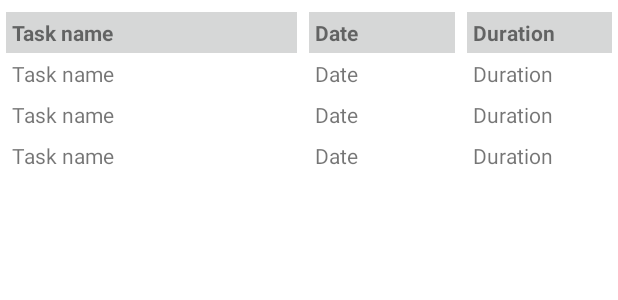
After one commit to sebasorozco101596/Task_Timer, an Android app: the layout task_durations.xml on its own in the app's theme, with its tools: preview values and no code run, on a phone screen of 412 x 824 dp. The commit adds this screen. Shown: the top 300 px of the screen. Run offline under Robolectric (Android 15) with nearby library versions, the phone set to English and light mode, and no system bars.

Commit message:
Testing of data base upgrade realized and view of the task durations created in landscape and portrait

```diff
--- /dev/null
+++ b/app/src/main/res/layout-land/task_duration_items.xml
@@ -0,0 +1,64 @@
+<?xml version="1.0" encoding="utf-8"?>
+<androidx.constraintlayout.widget.ConstraintLayout xmlns:android="http://schemas.android.com/apk/res/android"
+    xmlns:app="http://schemas.android.com/apk/res-auto"
+    xmlns:tools="http://schemas.android.com/tools"
+    android:layout_width="match_parent"
+    android:layout_height="wrap_content"
+    tools:showIn="@layout/task_durations">
+
+    <TextView
+        android:id="@+id/tdName"
+        android:layout_width="0dp"
+        android:layout_height="wrap_content"
+        android:layout_marginStart="4dp"
+        android:layout_marginEnd="4dp"
+        android:padding="4dp"
+        app:layout_constraintEnd_toStartOf="@+id/tdDescription"
+        app:layout_constraintHorizontal_bias="0.5"
+        app:layout_constraintHorizontal_chainStyle="spread"
+        app:layout_constraintHorizontal_weight="2"
+        app:layout_constraintStart_toStartOf="parent"
+        app:layout_constraintTop_toTopOf="parent"
+        tools:text="@string/td_text_name" />
+
+    <TextView
+        android:id="@+id/tdDescription"
+        android:layout_width="0dp"
+        android:layout_height="wrap_content"
+        android:layout_marginStart="4dp"
+        android:layout_marginEnd="4dp"
+        android:padding="4dp"
+        android:text="@string/td_text_description"
+        app:layout_constraintBaseline_toBaselineOf="@+id/tdName"
+        app:layout_constraintEnd_toStartOf="@+id/tdStart"
+        app:layout_constraintHorizontal_weight="2"
+        app:layout_constraintStart_toEndOf="@+id/tdName" />
+
+    <TextView
+        android:id="@+id/tdStart"
+        android:layout_width="0dp"
+        android:layout_height="wrap_content"
+        android:layout_marginStart="4dp"
+        android:layout_marginEnd="4dp"
+        android:padding="4dp"
+        app:layout_constraintBaseline_toBaselineOf="@+id/tdName"
+        app:layout_constraintEnd_toStartOf="@+id/tdDuration"
+        app:layout_constraintHorizontal_bias="0.5"
+        app:layout_constraintHorizontal_weight="1"
+        app:layout_constraintStart_toEndOf="@+id/tdDescription"
+        tools:text="@string/td_text_date" />
+
+    <TextView
+        android:id="@+id/tdDuration"
+        android:layout_width="0dp"
+        android:layout_height="wrap_content"
+        android:layout_marginStart="4dp"
+        android:layout_marginEnd="4dp"
+        android:padding="4dp"
+        app:layout_constraintBaseline_toBaselineOf="@+id/tdStart"
+        app:layout_constraintEnd_toEndOf="parent"
+        app:layout_constraintHorizontal_bias="0.5"
+        app:layout_constraintHorizontal_weight="1"
+        app:layout_constraintStart_toEndOf="@+id/tdStart"
+        tools:text="@string/td_text_duration" />
+</androidx.constraintlayout.widget.ConstraintLayout>
--- /dev/null
+++ b/app/src/main/res/layout-land/task_durations.xml
@@ -0,0 +1,89 @@
+<?xml version="1.0" encoding="utf-8"?>
+<androidx.constraintlayout.widget.ConstraintLayout xmlns:android="http://schemas.android.com/apk/res/android"
+    xmlns:app="http://schemas.android.com/apk/res-auto"
+    xmlns:tools="http://schemas.android.com/tools"
+    android:layout_width="match_parent"
+    android:layout_height="match_parent"
+    app:layout_behavior="@string/appbar_scrolling_view_behavior">
+
+    <TextView
+        android:id="@+id/tdNameHeading"
+        android:layout_width="0dp"
+        android:layout_height="wrap_content"
+        android:layout_marginStart="4dp"
+        android:layout_marginTop="8dp"
+        android:layout_marginEnd="4dp"
+        android:background="?attr/colorButtonNormal"
+        android:padding="4dp"
+        android:text="@string/td_text_name"
+        android:textAlignment="viewStart"
+        android:textStyle="bold"
+        app:layout_constraintEnd_toStartOf="@+id/tdDescriptionHeading"
+        app:layout_constraintHorizontal_bias="0.5"
+        app:layout_constraintHorizontal_chainStyle="spread"
+        app:layout_constraintHorizontal_weight="2"
+        app:layout_constraintStart_toStartOf="parent"
+        app:layout_constraintTop_toTopOf="parent" />
+
+    <TextView
+        android:id="@+id/tdDescriptionHeading"
+        android:layout_width="0dp"
+        android:layout_height="wrap_content"
+        android:layout_marginStart="4dp"
+        android:layout_marginEnd="4dp"
+        android:background="?attr/colorButtonNormal"
+        android:padding="4dp"
+        android:text="@string/td_text_description"
+        android:textAlignment="viewStart"
+        android:textStyle="bold"
+        app:layout_constraintBaseline_toBaselineOf="@+id/tdNameHeading"
+        app:layout_constraintEnd_toStartOf="@+id/tdStartHeading"
+        app:layout_constraintHorizontal_weight="2"
+        app:layout_constraintStart_toEndOf="@+id/tdNameHeading" />
+
+    <TextView
+        android:id="@+id/tdStartHeading"
+        android:layout_width="0dp"
+        android:layout_height="wrap_content"
+        android:layout_marginStart="4dp"
+        android:layout_marginEnd="4dp"
+        android:background="?attr/colorButtonNormal"
+        android:padding="4dp"
+        android:text="@string/td_text_date"
+        android:textAlignment="viewStart"
+        android:textStyle="bold"
+        app:layout_constraintBaseline_toBaselineOf="@+id/tdNameHeading"
+        app:layout_constraintEnd_toStartOf="@+id/tdDurationHeading"
+        app:layout_constraintHorizontal_bias="0.5"
+        app:layout_constraintHorizontal_weight="1"
+        app:layout_constraintStart_toEndOf="@+id/tdDescriptionHeading" />
+
+    <TextView
+        android:id="@+id/tdDurationHeading"
+        android:layout_width="0dp"
+        android:layout_height="wrap_content"
+        android:layout_marginStart="4dp"
+        android:layout_marginEnd="4dp"
+        android:background="?attr/colorButtonNormal"
+        android:padding="4dp"
+        android:text="@string/td_text_duration"
+        android:textAlignment="viewStart"
+        android:textStyle="bold"
+        app:layout_constraintBaseline_toBaselineOf="@+id/tdStartHeading"
+        app:layout_constraintEnd_toEndOf="parent"
+        app:layout_constraintHorizontal_bias="0.5"
+        app:layout_constraintHorizontal_weight="1"
+        app:layout_constraintStart_toEndOf="@+id/tdStartHeading" />
+
+    <androidx.recyclerview.widget.RecyclerView
+        android:id="@+id/tdList"
+        android:layout_width="0dp"
+        android:layout_height="0dp"
+        android:layout_marginBottom="8dp"
+        android:scrollbars="vertical"
+        app:layout_constraintBottom_toBottomOf="parent"
+        app:layout_constraintEnd_toEndOf="parent"
+        app:layout_constraintStart_toStartOf="parent"
+        app:layout_constraintTop_toBottomOf="@id/tdNameHeading"
+        tools:listitem="@layout/task_duration_items" />
+</androidx.constraintlayout.widget.ConstraintLayout>
--- /dev/null
+++ b/app/src/main/res/layout/task_duration_items.xml
@@ -0,0 +1,51 @@
+<?xml version="1.0" encoding="utf-8"?>
+<androidx.constraintlayout.widget.ConstraintLayout xmlns:android="http://schemas.android.com/apk/res/android"
+    xmlns:app="http://schemas.android.com/apk/res-auto"
+    xmlns:tools="http://schemas.android.com/tools"
+    android:layout_width="match_parent"
+    android:layout_height="wrap_content"
+    tools:showIn="@layout/task_durations">
+
+    <TextView
+        android:id="@+id/tdName"
+        android:layout_width="0dp"
+        android:layout_height="wrap_content"
+        android:layout_marginStart="4dp"
+        android:layout_marginEnd="4dp"
+        android:padding="4dp"
+        app:layout_constraintEnd_toStartOf="@+id/tdStart"
+        app:layout_constraintHorizontal_bias="0.5"
+        app:layout_constraintHorizontal_chainStyle="spread"
+        app:layout_constraintHorizontal_weight="2"
+        app:layout_constraintStart_toStartOf="parent"
+        app:layout_constraintTop_toTopOf="parent"
+        tools:text="@string/td_text_name" />
+
+    <TextView
+        android:id="@+id/tdStart"
+        android:layout_width="0dp"
+        android:layout_height="wrap_content"
+        android:layout_marginStart="4dp"
+        android:layout_marginEnd="4dp"
+        android:padding="4dp"
+        app:layout_constraintBaseline_toBaselineOf="@+id/tdName"
+        app:layout_constraintEnd_toStartOf="@+id/tdDuration"
+        app:layout_constraintHorizontal_bias="0.5"
+        app:layout_constraintHorizontal_weight="1"
+        app:layout_constraintStart_toEndOf="@+id/tdName"
+        tools:text="@string/td_text_date" />
+
+    <TextView
+        android:id="@+id/tdDuration"
+        android:layout_width="0dp"
+        android:layout_height="wrap_content"
+        android:layout_marginStart="4dp"
+        android:layout_marginEnd="4dp"
+        android:padding="4dp"
+        app:layout_constraintBaseline_toBaselineOf="@+id/tdStart"
+        app:layout_constraintEnd_toEndOf="parent"
+        app:layout_constraintHorizontal_bias="0.5"
+        app:layout_constraintHorizontal_weight="1"
+        app:layout_constraintStart_toEndOf="@+id/tdStart"
+        tools:text="@string/td_text_duration" />
+</androidx.constraintlayout.widget.ConstraintLayout>
--- /dev/null
+++ b/app/src/main/res/layout/task_durations.xml
@@ -0,0 +1,73 @@
+<?xml version="1.0" encoding="utf-8"?>
+<androidx.constraintlayout.widget.ConstraintLayout xmlns:android="http://schemas.android.com/apk/res/android"
+    xmlns:app="http://schemas.android.com/apk/res-auto"
+    xmlns:tools="http://schemas.android.com/tools"
+    android:layout_width="match_parent"
+    android:layout_height="match_parent"
+    app:layout_behavior="@string/appbar_scrolling_view_behavior">
+
+    <TextView
+        android:id="@+id/tdNameHeading"
+        android:layout_width="0dp"
+        android:layout_height="wrap_content"
+        android:layout_marginStart="4dp"
+        android:layout_marginTop="8dp"
+        android:layout_marginEnd="4dp"
+        android:background="?attr/colorButtonNormal"
+        android:padding="4dp"
+        android:text="@string/td_text_name"
+        android:textAlignment="viewStart"
+        android:textStyle="bold"
+        app:layout_constraintEnd_toStartOf="@+id/tdStartHeading"
+        app:layout_constraintHorizontal_bias="0.5"
+        app:layout_constraintHorizontal_chainStyle="spread"
+        app:layout_constraintHorizontal_weight="2"
+        app:layout_constraintStart_toStartOf="parent"
+        app:layout_constraintTop_toTopOf="parent" />
+
+    <TextView
+        android:id="@+id/tdStartHeading"
+        android:layout_width="0dp"
+        android:layout_height="wrap_content"
+        android:layout_marginStart="4dp"
+        android:layout_marginEnd="4dp"
+        android:background="?attr/colorButtonNormal"
+        android:padding="4dp"
+        android:text="@string/td_text_date"
+        android:textAlignment="viewStart"
+        android:textStyle="bold"
+        app:layout_constraintBaseline_toBaselineOf="@+id/tdNameHeading"
+        app:layout_constraintEnd_toStartOf="@+id/tdDurationHeading"
+        app:layout_constraintHorizontal_bias="0.5"
+        app:layout_constraintHorizontal_weight="1"
+        app:layout_constraintStart_toEndOf="@+id/tdNameHeading" />
+
+    <TextView
+        android:id="@+id/tdDurationHeading"
+        android:layout_width="0dp"
+        android:layout_height="wrap_content"
+        android:layout_marginStart="4dp"
+        android:layout_marginEnd="4dp"
+        android:background="?attr/colorButtonNormal"
+        android:padding="4dp"
+        android:text="@string/td_text_duration"
+        android:textAlignment="viewStart"
+        android:textStyle="bold"
+        app:layout_constraintBaseline_toBaselineOf="@+id/tdStartHeading"
+        app:layout_constraintEnd_toEndOf="parent"
+        app:layout_constraintHorizontal_bias="0.5"
+        app:layout_constraintHorizontal_weight="1"
+        app:layout_constraintStart_toEndOf="@+id/tdStartHeading" />
+
+    <androidx.recyclerview.widget.RecyclerView
+        android:id="@+id/tdList"
+        android:layout_width="0dp"
+        android:layout_height="0dp"
+        android:layout_marginBottom="8dp"
+        android:scrollbars="vertical"
+        app:layout_constraintBottom_toBottomOf="parent"
+        app:layout_constraintEnd_toEndOf="parent"
+        app:layout_constraintStart_toStartOf="parent"
+        app:layout_constraintTop_toBottomOf="@id/tdNameHeading"
+        tools:listitem="@layout/task_duration_items" />
+</androidx.constraintlayout.widget.ConstraintLayout>
--- a/app/src/main/res/values/strings.xml
+++ b/app/src/main/res/values/strings.xml
@@ -31,4 +31,8 @@
     <string name="about_credits">Icon derived from <b>analog clock</b> at openclipart.org by <b>Anonymous</b></string>
     <string name="about_url_error">No browser application found, cannot visit world-wide web</string>
     <string name="timing_message">Currently timing %1$s</string>
+    <string name="td_text_name">Task name</string>
+    <string name="td_text_date">Date</string>
+    <string name="td_text_duration">Duration</string>
+    <string name="td_text_description">Description</string>
 </resources>
--- a/app/src/main/res/values/themes.xml
+++ b/app/src/main/res/values/themes.xml
@@ -12,7 +12,6 @@
         <!-- Status bar color. -->
         <item name="android:statusBarColor" tools:targetApi="l">?attr/colorPrimaryVariant</item>
         <!-- Customize your theme here. -->
-        <item name="android:textColorTertiary">@color/teal_200</item>
     </style>
 
     <style name="Theme.TaskTimer.NoActionBar">
```
